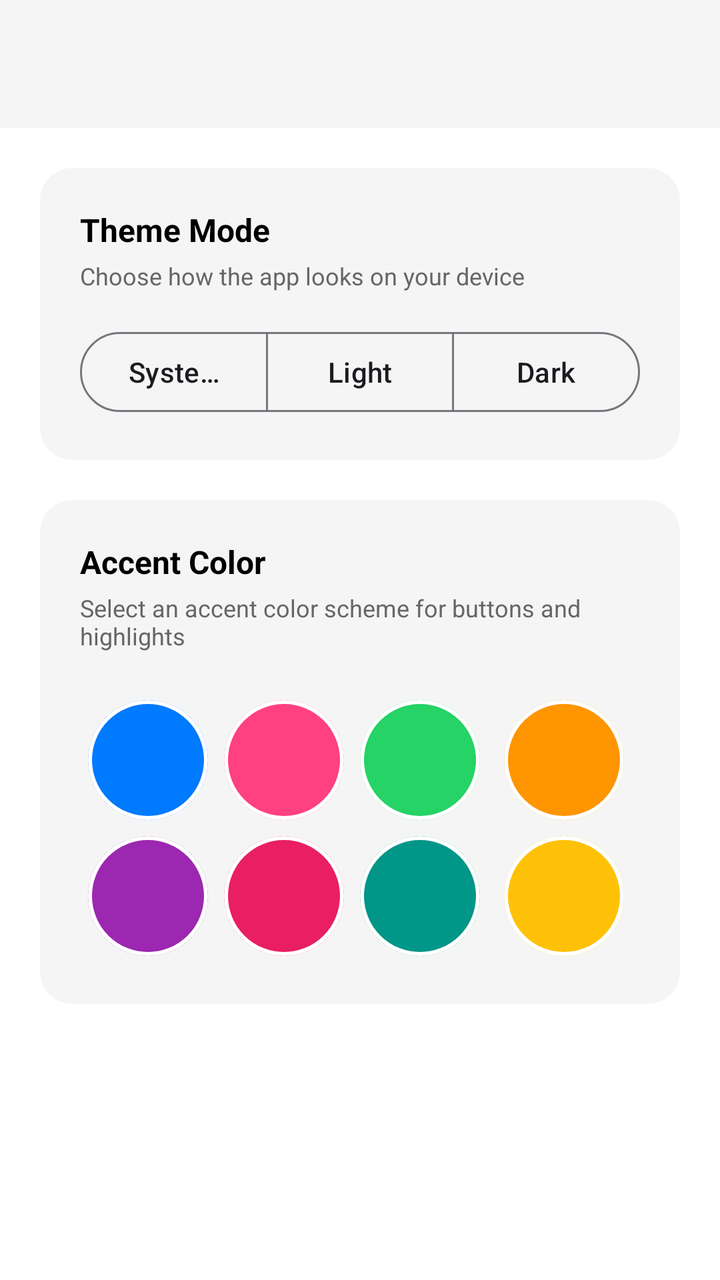
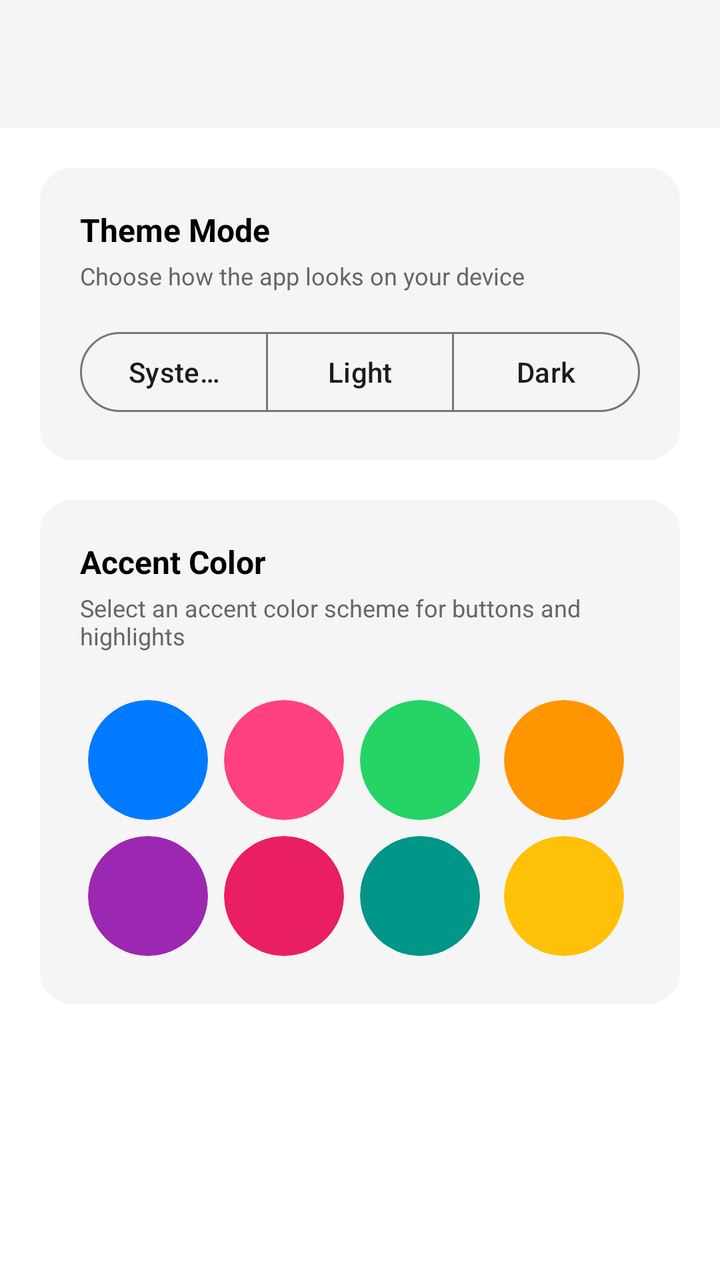

Compare the two renders of this Android layout. The source of the first and the diff that turns it into the second are given below.
<!-- AndroidManifest.xml: application theme Theme.ProjectCecily -->
<!-- res/layout/activity_appearance.xml -->
<?xml version="1.0" encoding="utf-8"?>
<androidx.constraintlayout.widget.ConstraintLayout xmlns:android="http://schemas.android.com/apk/res/android"
    xmlns:app="http://schemas.android.com/apk/res-auto"
    android:layout_width="match_parent"
    android:layout_height="match_parent"
    android:background="@color/app_background">

    
    <com.google.android.material.appbar.AppBarLayout
        android:id="@+id/appBarLayout"
        android:layout_width="match_parent"
        android:layout_height="wrap_content"
        android:fitsSystemWindows="true"
        app:elevation="4dp"
        app:layout_constraintEnd_toEndOf="parent"
        app:layout_constraintStart_toStartOf="parent"
        app:layout_constraintTop_toTopOf="parent">

        <com.google.android.material.appbar.MaterialToolbar
            android:id="@+id/toolbar"
            android:layout_width="match_parent"
            android:layout_height="?attr/actionBarSize"
            android:background="@color/card_background" />
    </com.google.android.material.appbar.AppBarLayout>

    <ScrollView
        android:id="@+id/appearance_scroll"
        android:layout_width="0dp"
        android:layout_height="0dp"
        app:layout_constraintBottom_toBottomOf="parent"
        app:layout_constraintEnd_toEndOf="parent"
        app:layout_constraintStart_toStartOf="parent"
        app:layout_constraintTop_toBottomOf="@id/appBarLayout">

        <LinearLayout
            android:layout_width="match_parent"
            android:layout_height="wrap_content"
            android:orientation="vertical"
            android:padding="20dp">

            
            <com.google.android.material.card.MaterialCardView
                android:layout_width="match_parent"
                android:layout_height="wrap_content"
                android:layout_marginBottom="20dp"
                app:cardBackgroundColor="@color/card_background"
                app:cardCornerRadius="16dp"
                app:strokeWidth="0dp">

                <LinearLayout
                    android:layout_width="match_parent"
                    android:layout_height="wrap_content"
                    android:orientation="vertical"
                    android:padding="20dp">

                    <TextView
                        android:layout_width="wrap_content"
                        android:layout_height="wrap_content"
                        android:text="Theme Mode"
                        android:textColor="@color/text_primary"
                        android:textSize="16sp"
                        android:textStyle="bold" />

                    <TextView
                        android:layout_width="wrap_content"
                        android:layout_height="wrap_content"
                        android:layout_marginTop="4dp"
                        android:text="Choose how the app looks on your device"
                        android:textColor="@color/text_secondary"
                        android:textSize="12sp" />

                    <com.google.android.material.button.MaterialButtonToggleGroup
                        android:id="@+id/themeToggleGroup"
                        android:layout_width="match_parent"
                        android:layout_height="wrap_content"
                        android:layout_marginTop="16dp"
                        app:singleSelection="true">

                        <Button
                            android:id="@+id/btnThemeAuto"
                            style="@style/Widget.Material3.Button.OutlinedButton"
                            android:layout_width="0dp"
                            android:layout_height="wrap_content"
                            android:layout_weight="1"
                            android:text="System" />

                        <Button
                            android:id="@+id/btnThemeLight"
                            style="@style/Widget.Material3.Button.OutlinedButton"
                            android:layout_width="0dp"
                            android:layout_height="wrap_content"
                            android:layout_weight="1"
                            android:text="Light" />

                        <Button
                            android:id="@+id/btnThemeDark"
                            style="@style/Widget.Material3.Button.OutlinedButton"
                            android:layout_width="0dp"
                            android:layout_height="wrap_content"
                            android:layout_weight="1"
                            android:text="Dark" />
                    </com.google.android.material.button.MaterialButtonToggleGroup>

                </LinearLayout>
            </com.google.android.material.card.MaterialCardView>

            
            <com.google.android.material.card.MaterialCardView
                android:layout_width="match_parent"
                android:layout_height="wrap_content"
                app:cardBackgroundColor="@color/card_background"
                app:cardCornerRadius="16dp"
                app:strokeWidth="0dp">

                <LinearLayout
                    android:layout_width="match_parent"
                    android:layout_height="wrap_content"
                    android:orientation="vertical"
                    android:padding="20dp">

                    <TextView
                        android:layout_width="wrap_content"
                        android:layout_height="wrap_content"
                        android:text="Accent Color"
                        android:textColor="@color/text_primary"
                        android:textSize="16sp"
                        android:textStyle="bold" />

                    <TextView
                        android:layout_width="wrap_content"
                        android:layout_height="wrap_content"
                        android:layout_marginTop="4dp"
                        android:text="Select an accent color scheme for buttons and highlights"
                        android:textColor="@color/text_secondary"
                        android:textSize="12sp" />

                    <GridLayout
                        android:id="@+id/colorGrid"
                        android:layout_width="match_parent"
                        android:layout_height="wrap_content"
                        android:layout_marginTop="20dp"
                        android:columnCount="4"
                        android:useDefaultMargins="true">

                        
                        <com.google.android.material.card.MaterialCardView
                            android:id="@+id/colorBlue"
                            android:layout_width="60dp"
                            android:layout_height="60dp"
                            android:layout_gravity="center"
                            android:clickable="true"
                            android:focusable="true"
                            app:cardBackgroundColor="#007AFF"
                            app:cardCornerRadius="30dp"
                            app:strokeColor="#FFFFFF"
                            app:strokeWidth="2dp">
                            <ImageView
                                android:id="@+id/checkBlue"
                                android:layout_width="24dp"
                                android:layout_height="24dp"
                                android:layout_gravity="center"
                                android:src="@android:drawable/checkbox_on_background"
                                android:visibility="gone"
                                app:tint="#FFFFFF" />
                        </com.google.android.material.card.MaterialCardView>

                        
                        <com.google.android.material.card.MaterialCardView
                            android:id="@+id/colorPink"
                            android:layout_width="60dp"
                            android:layout_height="60dp"
                            android:layout_gravity="center"
                            android:clickable="true"
                            android:focusable="true"
                            app:cardBackgroundColor="#FF4081"
                            app:cardCornerRadius="30dp"
                            app:strokeColor="#FFFFFF"
                            app:strokeWidth="2dp">
                            <ImageView
                                android:id="@+id/checkPink"
                                android:layout_width="24dp"
                                android:layout_height="24dp"
                                android:layout_gravity="center"
                                android:src="@android:drawable/checkbox_on_background"
                                android:visibility="gone"
                                app:tint="#FFFFFF" />
                        </com.google.android.material.card.MaterialCardView>

                        
                        <com.google.android.material.card.MaterialCardView
                            android:id="@+id/colorGreen"
                            android:layout_width="60dp"
                            android:layout_height="60dp"
                            android:layout_gravity="center"
                            android:clickable="true"
                            android:focusable="true"
                            app:cardBackgroundColor="#25D366"
                            app:cardCornerRadius="30dp"
                            app:strokeColor="#FFFFFF"
                            app:strokeWidth="2dp">
                            <ImageView
                                android:id="@+id/checkGreen"
                                android:layout_width="24dp"
                                android:layout_height="24dp"
                                android:layout_gravity="center"
                                android:src="@android:drawable/checkbox_on_background"
                                android:visibility="gone"
                                app:tint="#FFFFFF" />
                        </com.google.android.material.card.MaterialCardView>

                        
                        <com.google.android.material.card.MaterialCardView
                            android:id="@+id/colorOrange"
                            android:layout_width="60dp"
                            android:layout_height="60dp"
                            android:layout_gravity="center"
                            android:clickable="true"
                            android:focusable="true"
                            app:cardBackgroundColor="#FF9500"
                            app:cardCornerRadius="30dp"
                            app:strokeColor="#FFFFFF"
                            app:strokeWidth="2dp">
                            <ImageView
                                android:id="@+id/checkOrange"
                                android:layout_width="24dp"
                                android:layout_height="24dp"
                                android:layout_gravity="center"
                                android:src="@android:drawable/checkbox_on_background"
                                android:visibility="gone"
                                app:tint="#FFFFFF" />
                        </com.google.android.material.card.MaterialCardView>

                        
                        <com.google.android.material.card.MaterialCardView
                            android:id="@+id/colorPurple"
                            android:layout_width="60dp"
                            android:layout_height="60dp"
                            android:layout_gravity="center"
                            android:clickable="true"
                            android:focusable="true"
                            app:cardBackgroundColor="#9C27B0"
                            app:cardCornerRadius="30dp"
                            app:strokeColor="#FFFFFF"
                            app:strokeWidth="2dp">
                            <ImageView
                                android:id="@+id/checkPurple"
                                android:layout_width="24dp"
                                android:layout_height="24dp"
                                android:layout_gravity="center"
                                android:src="@android:drawable/checkbox_on_background"
                                android:visibility="gone"
                                app:tint="#FFFFFF" />
                        </com.google.android.material.card.MaterialCardView>

                        
                        <com.google.android.material.card.MaterialCardView
                            android:id="@+id/colorRed"
                            android:layout_width="60dp"
                            android:layout_height="60dp"
                            android:layout_gravity="center"
                            android:clickable="true"
                            android:focusable="true"
                            app:cardBackgroundColor="#E91E63"
                            app:cardCornerRadius="30dp"
                            app:strokeColor="#FFFFFF"
                            app:strokeWidth="2dp">
                            <ImageView
                                android:id="@+id/checkRed"
                                android:layout_width="24dp"
                                android:layout_height="24dp"
                                android:layout_gravity="center"
                                android:src="@android:drawable/checkbox_on_background"
                                android:visibility="gone"
                                app:tint="#FFFFFF" />
                        </com.google.android.material.card.MaterialCardView>

                        
                        <com.google.android.material.card.MaterialCardView
                            android:id="@+id/colorTeal"
                            android:layout_width="60dp"
                            android:layout_height="60dp"
                            android:layout_gravity="center"
                            android:clickable="true"
                            android:focusable="true"
                            app:cardBackgroundColor="#009688"
                            app:cardCornerRadius="30dp"
                            app:strokeColor="#FFFFFF"
                            app:strokeWidth="2dp">
                            <ImageView
                                android:id="@+id/checkTeal"
                                android:layout_width="24dp"
                                android:layout_height="24dp"
                                android:layout_gravity="center"
                                android:src="@android:drawable/checkbox_on_background"
                                android:visibility="gone"
                                app:tint="#FFFFFF" />
                        </com.google.android.material.card.MaterialCardView>

                        
                        <com.google.android.material.card.MaterialCardView
                            android:id="@+id/colorGold"
                            android:layout_width="60dp"
                            android:layout_height="60dp"
                            android:layout_gravity="center"
                            android:clickable="true"
                            android:focusable="true"
                            app:cardBackgroundColor="#FFC107"
                            app:cardCornerRadius="30dp"
                            app:strokeColor="#FFFFFF"
                            app:strokeWidth="2dp">
                            <ImageView
                                android:id="@+id/checkGold"
                                android:layout_width="24dp"
                                android:layout_height="24dp"
                                android:layout_gravity="center"
                                android:src="@android:drawable/checkbox_on_background"
                                android:visibility="gone"
                                app:tint="#FFFFFF" />
                        </com.google.android.material.card.MaterialCardView>

                    </GridLayout>

                </LinearLayout>
            </com.google.android.material.card.MaterialCardView>

        </LinearLayout>
    </ScrollView>

</androidx.constraintlayout.widget.ConstraintLayout>
<!-- resources referenced by this layout -->
<resources>
  <color name="app_background">#FFFFFF</color>
  <color name="card_background">#F5F5F5</color>
  <color name="text_primary">#000000</color>
  <color name="text_secondary">#666666</color>
  <style name="Theme.ProjectCecily" parent="Base.Theme.ProjectCecily" />
  <style name="Base.Theme.ProjectCecily" parent="Theme.Material3.DayNight.NoActionBar">
          
          <item name="colorPrimary">@color/nav_selected</item>
          <item name="windowActionBar">false</item>
          <item name="windowNoTitle">true</item>
  
          
          <item name="colorOnSecondaryContainer">@color/nav_selected</item>
      </style>
  <color name="nav_selected">#007AFF</color>
</resources>

<!-- the commit's change to res/layout/activity_appearance.xml (unified diff, before → after) -->
@@ -152,16 +152,15 @@
                             android:focusable="true"
                             app:cardBackgroundColor="#007AFF"
                             app:cardCornerRadius="30dp"
-                            app:strokeColor="#FFFFFF"
-                            app:strokeWidth="2dp">
+                            app:strokeWidth="0dp">
                             <ImageView
                                 android:id="@+id/checkBlue"
-                                android:layout_width="24dp"
-                                android:layout_height="24dp"
-                                android:layout_gravity="center"
-                                android:src="@android:drawable/checkbox_on_background"
-                                android:visibility="gone"
-                                app:tint="#FFFFFF" />
+                                android:layout_width="28dp"
+                                android:layout_height="28dp"
+                                android:layout_gravity="center"
+                                android:contentDescription="Select Blue"
+                                android:src="@drawable/ic_check"
+                                android:visibility="gone" />
                         </com.google.android.material.card.MaterialCardView>
 
                         
@@ -174,16 +173,15 @@
                             android:focusable="true"
                             app:cardBackgroundColor="#FF4081"
                             app:cardCornerRadius="30dp"
-                            app:strokeColor="#FFFFFF"
-                            app:strokeWidth="2dp">
+                            app:strokeWidth="0dp">
                             <ImageView
                                 android:id="@+id/checkPink"
-                                android:layout_width="24dp"
-                                android:layout_height="24dp"
-                                android:layout_gravity="center"
-                                android:src="@android:drawable/checkbox_on_background"
-                                android:visibility="gone"
-                                app:tint="#FFFFFF" />
+                                android:layout_width="28dp"
+                                android:layout_height="28dp"
+                                android:layout_gravity="center"
+                                android:contentDescription="Select Pink"
+                                android:src="@drawable/ic_check"
+                                android:visibility="gone" />
                         </com.google.android.material.card.MaterialCardView>
 
                         
@@ -196,16 +194,15 @@
                             android:focusable="true"
                             app:cardBackgroundColor="#25D366"
                             app:cardCornerRadius="30dp"
-                            app:strokeColor="#FFFFFF"
-                            app:strokeWidth="2dp">
+                            app:strokeWidth="0dp">
                             <ImageView
                                 android:id="@+id/checkGreen"
-                                android:layout_width="24dp"
-                                android:layout_height="24dp"
-                                android:layout_gravity="center"
-                                android:src="@android:drawable/checkbox_on_background"
-                                android:visibility="gone"
-                                app:tint="#FFFFFF" />
+                                android:layout_width="28dp"
+                                android:layout_height="28dp"
+                                android:layout_gravity="center"
+                                android:contentDescription="Select Green"
+                                android:src="@drawable/ic_check"
+                                android:visibility="gone" />
                         </com.google.android.material.card.MaterialCardView>
 
                         
@@ -218,16 +215,15 @@
                             android:focusable="true"
                             app:cardBackgroundColor="#FF9500"
                             app:cardCornerRadius="30dp"
-                            app:strokeColor="#FFFFFF"
-                            app:strokeWidth="2dp">
+                            app:strokeWidth="0dp">
                             <ImageView
                                 android:id="@+id/checkOrange"
-                                android:layout_width="24dp"
-                                android:layout_height="24dp"
-                                android:layout_gravity="center"
-                                android:src="@android:drawable/checkbox_on_background"
-                                android:visibility="gone"
-                                app:tint="#FFFFFF" />
+                                android:layout_width="28dp"
+                                android:layout_height="28dp"
+                                android:layout_gravity="center"
+                                android:contentDescription="Select Orange"
+                                android:src="@drawable/ic_check"
+                                android:visibility="gone" />
                         </com.google.android.material.card.MaterialCardView>
 
                         
@@ -240,16 +236,15 @@
                             android:focusable="true"
                             app:cardBackgroundColor="#9C27B0"
                             app:cardCornerRadius="30dp"
-                            app:strokeColor="#FFFFFF"
-                            app:strokeWidth="2dp">
+                            app:strokeWidth="0dp">
                             <ImageView
                                 android:id="@+id/checkPurple"
-                                android:layout_width="24dp"
-                                android:layout_height="24dp"
-                                android:layout_gravity="center"
-                                android:src="@android:drawable/checkbox_on_background"
-                                android:visibility="gone"
-                                app:tint="#FFFFFF" />
+                                android:layout_width="28dp"
+                                android:layout_height="28dp"
+                                android:layout_gravity="center"
+                                android:contentDescription="Select Purple"
+                                android:src="@drawable/ic_check"
+                                android:visibility="gone" />
                         </com.google.android.material.card.MaterialCardView>
 
                         
@@ -262,16 +257,15 @@
                             android:focusable="true"
                             app:cardBackgroundColor="#E91E63"
                             app:cardCornerRadius="30dp"
-                            app:strokeColor="#FFFFFF"
-                            app:strokeWidth="2dp">
+                            app:strokeWidth="0dp">
                             <ImageView
                                 android:id="@+id/checkRed"
-                                android:layout_width="24dp"
-                                android:layout_height="24dp"
-                                android:layout_gravity="center"
-                                android:src="@android:drawable/checkbox_on_background"
-                                android:visibility="gone"
-                                app:tint="#FFFFFF" />
+                                android:layout_width="28dp"
+                                android:layout_height="28dp"
+                                android:layout_gravity="center"
+                                android:contentDescription="Select Red"
+                                android:src="@drawable/ic_check"
+                                android:visibility="gone" />
                         </com.google.android.material.card.MaterialCardView>
 
                         
@@ -284,16 +278,15 @@
                             android:focusable="true"
                             app:cardBackgroundColor="#009688"
                             app:cardCornerRadius="30dp"
-                            app:strokeColor="#FFFFFF"
-                            app:strokeWidth="2dp">
+                            app:strokeWidth="0dp">
                             <ImageView
                                 android:id="@+id/checkTeal"
-                                android:layout_width="24dp"
-                                android:layout_height="24dp"
-                                android:layout_gravity="center"
-                                android:src="@android:drawable/checkbox_on_background"
-                                android:visibility="gone"
-                                app:tint="#FFFFFF" />
+                                android:layout_width="28dp"
+                                android:layout_height="28dp"
+                                android:layout_gravity="center"
+                                android:contentDescription="Select Teal"
+                                android:src="@drawable/ic_check"
+                                android:visibility="gone" />
                         </com.google.android.material.card.MaterialCardView>
 
                         
@@ -306,16 +299,15 @@
                             android:focusable="true"
                             app:cardBackgroundColor="#FFC107"
                             app:cardCornerRadius="30dp"
-                            app:strokeColor="#FFFFFF"
-                            app:strokeWidth="2dp">
+                            app:strokeWidth="0dp">
                             <ImageView
                                 android:id="@+id/checkGold"
-                                android:layout_width="24dp"
-                                android:layout_height="24dp"
-                                android:layout_gravity="center"
-                                android:src="@android:drawable/checkbox_on_background"
-                                android:visibility="gone"
-                                app:tint="#FFFFFF" />
+                                android:layout_width="28dp"
+                                android:layout_height="28dp"
+                                android:layout_gravity="center"
+                                android:contentDescription="Select Gold"
+                                android:src="@drawable/ic_check"
+                                android:visibility="gone" />
                         </com.google.android.material.card.MaterialCardView>
 
                     </GridLayout>
<!-- resource entries referenced after the edit -->
@@ -4,6 +4,17 @@
   <color name="card_background">#F5F5F5</color>
   <color name="text_primary">#000000</color>
   <color name="text_secondary">#666666</color>
+  <!-- drawable ic_check (drawable) -->
+  <?xml version="1.0" encoding="utf-8"?>
+  <vector xmlns:android="http://schemas.android.com/apk/res/android"
+      android:width="28dp"
+      android:height="28dp"
+      android:viewportWidth="24"
+      android:viewportHeight="24">
+      <path
+          android:fillColor="#FFFFFF"
+          android:pathData="M9,16.17L4.83,12l-1.42,1.41L9,19 21,7l-1.41-1.41z" />
+  </vector>
   <style name="Theme.ProjectCecily" parent="Base.Theme.ProjectCecily" />
   <style name="Base.Theme.ProjectCecily" parent="Theme.Material3.DayNight.NoActionBar">
           
